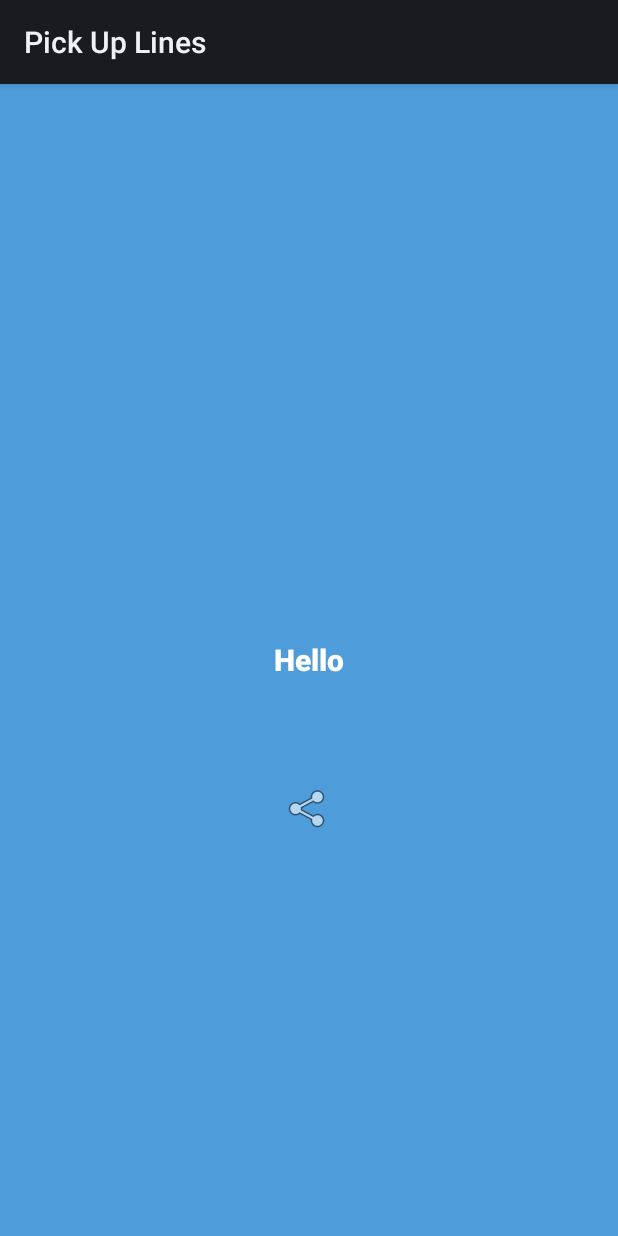
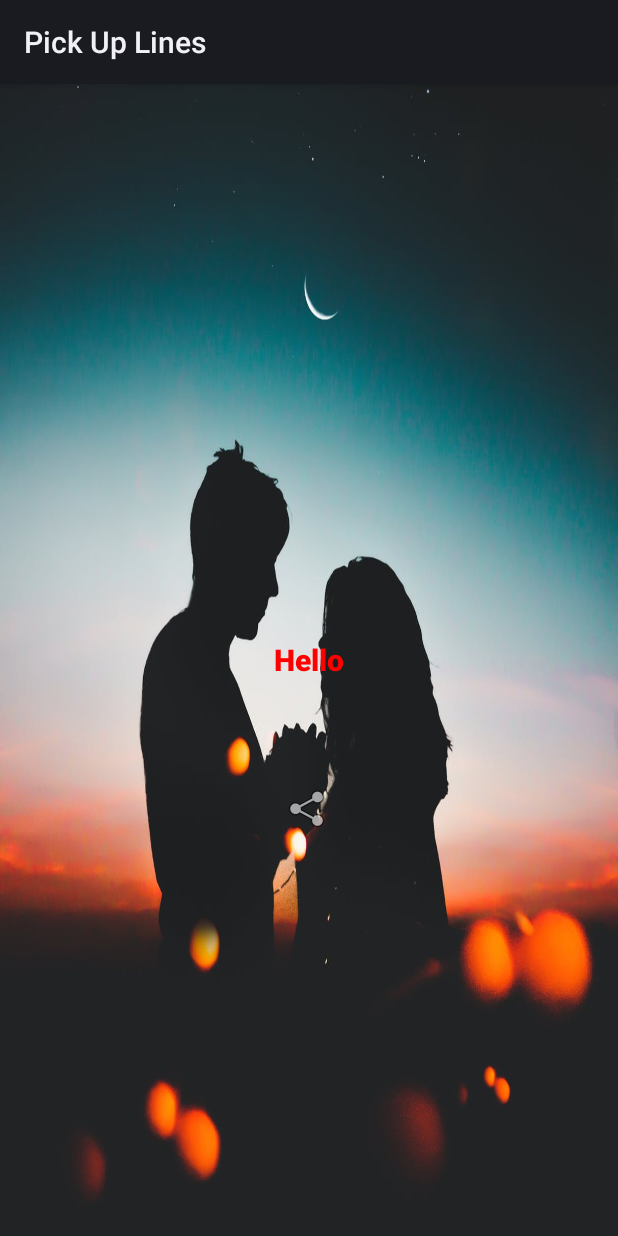
Before and after one commit to NirajanHub/pickUpLines, an Android app: the fragment ArrayListFragment shown on its own in the app's theme, on a phone screen of 412 x 824 dp. Run offline under Robolectric (Android 15) with nearby library versions, the phone set to English and light mode, and no system bars; network calls fail; 1 statement that could not run was skipped.

Commit message:
changes committes

```diff
--- a/app/src/main/res/layout/fragment_pager_list.xml
+++ b/app/src/main/res/layout/fragment_pager_list.xml
@@ -3,10 +3,8 @@
     xmlns:android="http://schemas.android.com/apk/res/android"
     android:layout_width="match_parent"
     android:layout_height="match_parent"
-    android:background="@color/colorPrimary"
 
     >
-
 
     <TextView
 
@@ -21,7 +19,7 @@
         android:text="Hello"
         android:textStyle="bold"
         android:textAppearance="?android:attr/textAppearanceMedium"
-        android:textColor="@color/colorAccent"
+        android:textColor="@color/colorPrimary"
         android:textSize="20sp"
 
         />
--- a/app/src/main/res/values/colors.xml
+++ b/app/src/main/res/values/colors.xml
@@ -1,6 +1,6 @@
 <?xml version="1.0" encoding="utf-8"?>
 <resources>
-    <color name="colorPrimary">#4e9dda</color>
-    <color name="colorPrimaryDark">#1f91e9</color>
+    <color name="colorPrimary">#ff0000</color>
+    <color name="colorPrimaryDark">#E00000</color>
     <color name="colorAccent">#ffff</color>
 </resources>
--- a/app/src/main/res/values/styles.xml
+++ b/app/src/main/res/values/styles.xml
@@ -1,12 +1,7 @@
 <resources>
-
-    Base application theme.
-
     <style name="AppTheme">
         <!-- Customize your theme here. -->
         <item name="android:textColorSecondary">@color/colorAccent</item>
-        <item name="android:windowBackground">@drawable/pick_up_logo</item>
-
+        <item name="android:windowBackground">@drawable/baclground</item>
     </style>
-
-    </resources>
+</resources>
```
Also changed, not shown: app/build.gradle (+9 -1 lines), app/src/main/res/layout/fragment_pager.xml (+12 -4 lines), app/src/main/res/drawable/baclground.jpeg (added), app/src/main/res/drawable/ezgif-1-d76d3efa2048.gif (deleted), 2 other files.
